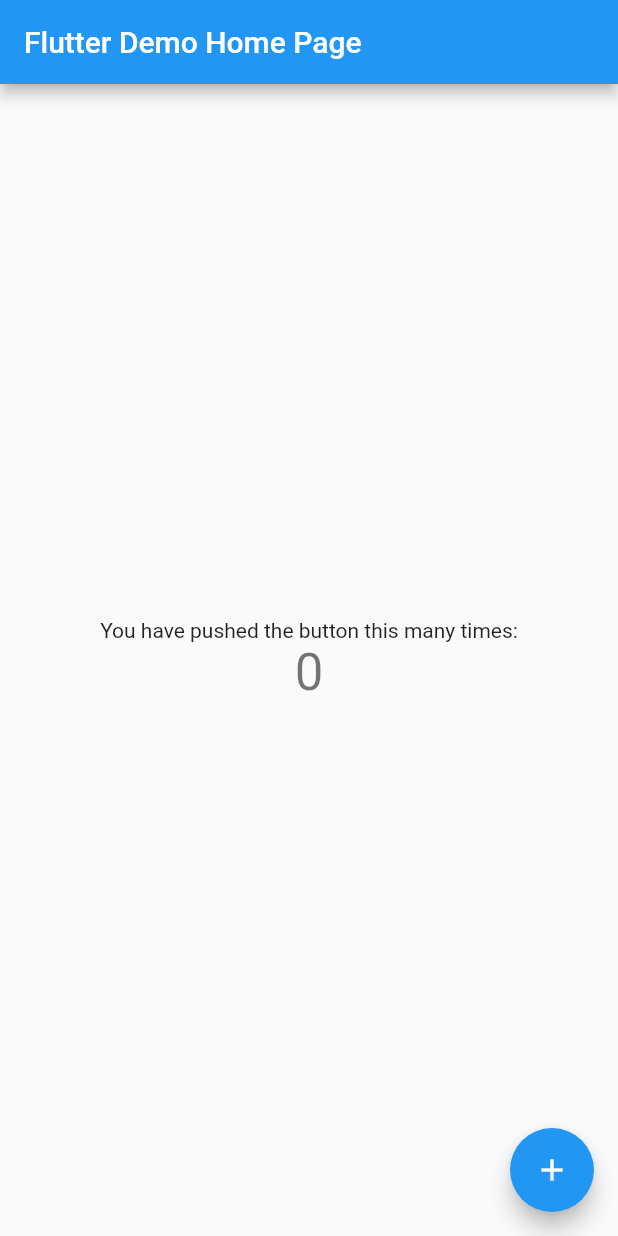
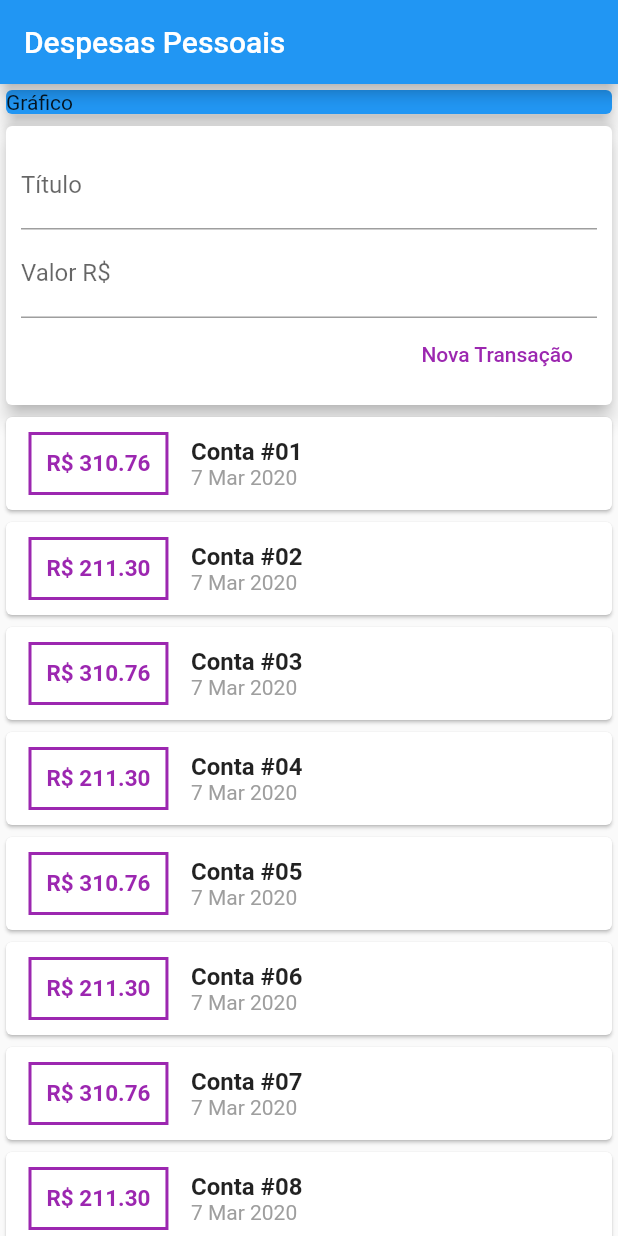
Before and after one commit to luizh97/expenses, a Flutter app: the screen it shows after launch, on a phone screen of 412 x 824 dp. Run offline on Flutter 3.47's test engine with Material 2 defaults, Android fonts, the phone set to English and light mode, and no system bars.

Commit message:
add transaction finished

```diff
--- /dev/null
+++ b/lib/components/transaction_form.dart
@@ -0,0 +1,50 @@
+import 'package:flutter/material.dart';
+
+class TransactionForm extends StatelessWidget {
+  final titleController = TextEditingController();
+  final valueController = TextEditingController();
+
+  final void Function(String, double) onSubmit;
+
+  TransactionForm(this.onSubmit);
+
+  @override
+  Widget build(BuildContext context) {
+    return Card(
+      elevation: 5,
+      child: Padding(
+        padding: const EdgeInsets.all(10),
+        child: Column(
+          children: <Widget>[
+            TextField(
+              decoration: InputDecoration(
+                labelText: 'Título',
+              ),
+              controller: titleController,
+            ),
+            TextField(
+              decoration: InputDecoration(
+                labelText: 'Valor R\$',
+              ),
+              controller: valueController,
+            ),
+            Row(
+              mainAxisAlignment: MainAxisAlignment.end,
+              children: <Widget>[
+                FlatButton(
+                  child: Text('Nova Transação'),
+                  textColor: Colors.purple,
+                  onPressed: () {
+                    final title = titleController.text;
+                    final value = double.tryParse(valueController.text) ?? 0.0;
+                    onSubmit(title, value);
+                  },
+                ),
+              ],
+            )
+          ],
+        ),
+      ),
+    );
+  }
+}
--- /dev/null
+++ b/lib/components/transaction_list.dart
@@ -0,0 +1,60 @@
+import 'package:flutter/material.dart';
+import 'package:intl/intl.dart';
+import '../models/transaction.dart';
+
+class TransactionList extends StatelessWidget {
+
+  final List<Transaction> transactions;
+
+  TransactionList(this.transactions);
+
+  @override
+  Widget build(BuildContext context) {
+    return Column(
+      children: transactions.map((tr) {
+        return Card(
+          child: Row(
+            children: <Widget>[
+              Container(
+                margin:
+                    EdgeInsets.symmetric(horizontal: 15, vertical: 10),
+                decoration: BoxDecoration(
+                    border: Border.all(
+                  color: Colors.purple,
+                  width: 2,
+                )),
+                padding: EdgeInsets.all(10),
+                child: Text(
+                  'R\$ ${tr.value.toStringAsFixed(2)}',
+                  style: TextStyle(
+                    fontWeight: FontWeight.bold,
+                    fontSize: 15,
+                    color: Colors.purple,
+                  ),
+                ),
+              ),
+              Column(
+                crossAxisAlignment: CrossAxisAlignment.start,
+                children: <Widget>[
+                  Text(
+                    tr.title,
+                    style: TextStyle(
+                      fontSize: 16,
+                      fontWeight: FontWeight.bold,
+                    ),
+                  ),
+                  Text(
+                    DateFormat('d MMM y').format(tr.date),
+                    style: TextStyle(
+                      color: Colors.grey,
+                    ),
+                  ),
+                ],
+              ),
+            ],
+          ),
+        );
+      }).toList(),
+    );
+  }
+}
--- /dev/null
+++ b/lib/components/transaction_user.dart
@@ -0,0 +1,100 @@
+import 'dart:math';
+
+import 'package:flutter/material.dart';
+import 'transaction_list.dart';
+import 'transaction_form.dart';
+import '../models/transaction.dart';
+
+class TransactionUser extends StatefulWidget {
+  @override
+  _TransactionUserState createState() => _TransactionUserState();
+}
+
+class _TransactionUserState extends State<TransactionUser> {
+  final _transactions = [
+    Transaction(
+      id: 't1',
+      title: 'Conta #01',
+      value: 310.76,
+      date: DateTime.now(),
+    ),
+    Transaction(
+      id: 't2',
+      title: 'Conta #02',
+      value: 211.30,
+      date: DateTime.now(),
+    ),
+    Transaction(
+      id: 't3',
+      title: 'Conta #03',
+      value: 310.76,
+      date: DateTime.now(),
+    ),
+    Transaction(
+      id: 't4',
+      title: 'Conta #04',
+      value: 211.30,
+      date: DateTime.now(),
+    ),
+    Transaction(
+      id: 't5',
+      title: 'Conta #05',
+      value: 310.76,
+      date: DateTime.now(),
+    ),
+    Transaction(
+      id: 't6',
+      title: 'Conta #06',
+      value: 211.30,
+      date: DateTime.now(),
+    ),
+    Transaction(
+      id: 't7',
+      title: 'Conta #07',
+      value: 310.76,
+      date: DateTime.now(),
+    ),
+    Transaction(
+      id: 't8',
+      title: 'Conta #08',
+      value: 211.30,
+      date: DateTime.now(),
+    ),
+    Transaction(
+      id: 't9',
+      title: 'Conta #09',
+      value: 310.76,
+      date: DateTime.now(),
+    ),
+    Transaction(
+      id: 't10',
+      title: 'Conta #10',
+      value: 211.30,
+      date: DateTime.now(),
+    ),
+  ];
+
+  _addTransaction(String title, double value) {
+    final newTransaction = Transaction(
+      id: Random().nextDouble().toString(),
+      title: title,
+      value: value,
+      date: DateTime.now(),
+    );
+
+    setState(() {
+      _transactions.add(newTransaction);
+    });
+  }
+
+
+  @override
+  Widget build(BuildContext context) {
+    return Column(
+      children: <Widget>[
+        TransactionForm(_addTransaction),
+        TransactionList(_transactions),
+      ],
+    );
+  }
+}
--- a/lib/main.dart
+++ b/lib/main.dart
@@ -1,111 +1,39 @@
 import 'package:flutter/material.dart';
+import 'components/transaction_user.dart';
 
-void main() => runApp(MyApp());
+main() => runApp(ExpensesApp());
 
-class MyApp extends StatelessWidget {
-  // This widget is the root of your application.
+class ExpensesApp extends StatelessWidget {
   @override
   Widget build(BuildContext context) {
     return MaterialApp(
-      title: 'Flutter Demo',
-      theme: ThemeData(
-        // This is the theme of your application.
-        //
-        // Try running your application with "flutter run". You'll see the
-        // application has a blue toolbar. Then, without quitting the app, try
-        // changing the primarySwatch below to Colors.green and then invoke
-        // "hot reload" (press "r" in the console where you ran "flutter run",
-        // or simply save your changes to "hot reload" in a Flutter IDE).
-        // Notice that the counter didn't reset back to zero; the application
-        // is not restarted.
-        primarySwatch: Colors.blue,
-      ),
-      home: MyHomePage(title: 'Flutter Demo Home Page'),
+      home: MyHomePage(),
     );
   }
 }
 
-class MyHomePage extends StatefulWidget {
-  MyHomePage({Key key, this.title}) : super(key: key);
-
-  // This widget is the home page of your application. It is stateful, meaning
-  // that it has a State object (defined below) that contains fields that affect
-  // how it looks.
-
-  // This class is the configuration for the state. It holds the values (in this
-  // case the title) provided by the parent (in this case the App widget) and
-  // used by the build method of the State. Fields in a Widget subclass are
-  // always marked "final".
-
-  final String title;
-
-  @override
-  _MyHomePageState createState() => _MyHomePageState();
-}
-
-class _MyHomePageState extends State<MyHomePage> {
-  int _counter = 0;
-
-  void _incrementCounter() {
-    setState(() {
-      // This call to setState tells the Flutter framework that something has
-      // changed in this State, which causes it to rerun the build method below
-      // so that the display can reflect the updated values. If we changed
-      // _counter without calling setState(), then the build method would not be
-      // called again, and so nothing would appear to happen.
-      _counter++;
-    });
-  }
-
+class MyHomePage extends StatelessWidget {
   @override
   Widget build(BuildContext context) {
-    // This method is rerun every time setState is called, for instance as done
-    // by the _incrementCounter method above.
-    //
-    // The Flutter framework has been optimized to make rerunning build methods
-    // fast, so that you can just rebuild anything that needs updating rather
-    // than having to individually change instances of widgets.
     return Scaffold(
         appBar: AppBar(
-        // Here we take the value from the MyHomePage object that was created by
-        // the App.build method, and use it to set our appbar title.
-        title: Text(widget.title),
+          title: Text('Despesas Pessoais'),
         ),
-      body: Center(
-        // Center is a layout widget. It takes a single child and positions it
-        // in the middle of the parent.
+        body: SingleChildScrollView(
           child: Column(
-          // Column is also a layout widget. It takes a list of children and
-          // arranges them vertically. By default, it sizes itself to fit its
-          // children horizontally, and tries to be as tall as its parent.
-          //
-          // Invoke "debug painting" (press "p" in the console, choose the
-          // "Toggle Debug Paint" action from the Flutter Inspector in Android
-          // Studio, or the "Toggle Debug Paint" command in Visual Studio Code)
-          // to see the wireframe for each widget.
-          //
-          // Column has various properties to control how it sizes itself and
-          // how it positions its children. Here we use mainAxisAlignment to
-          // center the children vertically; the main axis here is the vertical
-          // axis because Columns are vertical (the cross axis would be
-          // horizontal).
-          mainAxisAlignment: MainAxisAlignment.center,
+            crossAxisAlignment: CrossAxisAlignment.stretch,
             children: <Widget>[
-            Text(
-              'You have pushed the button this many times:',
+              Container(
+                width: double.infinity,
+                child: Card(
+                  color: Colors.blue,
+                  child: Text('Gráfico'),
+                  elevation: 5,
                 ),
-            Text(
-              '$_counter',
-              style: Theme.of(context).textTheme.display1,
               ),
+              TransactionUser()
             ],
           ),
-      ),
-      floatingActionButton: FloatingActionButton(
-        onPressed: _incrementCounter,
-        tooltip: 'Increment',
-        child: Icon(Icons.add),
-      ), // This trailing comma makes auto-formatting nicer for build methods.
-    );
+        ));
   }
 }
--- /dev/null
+++ b/lib/models/transaction.dart
@@ -0,0 +1,15 @@
+import 'package:flutter/foundation.dart';
+
+class Transaction {
+  final String id;
+  final String title;
+  final double value;
+  final DateTime date;
+
+  Transaction({
+    @required this.id,
+    @required this.title,
+    @required this.value,
+    @required this.date,
+  });
+}
--- a/pubspec.yaml
+++ b/pubspec.yaml
@@ -20,6 +20,7 @@ dependencies:
   flutter:
     sdk: flutter
 
+  intl: ^0.16.1
   # The following adds the Cupertino Icons font to your application.
   # Use with the CupertinoIcons class for iOS style icons.
   cupertino_icons: ^0.1.2
```
Also changed, not shown: pubspec.lock. Lines whose indentation alone changed are shown as unchanged.
